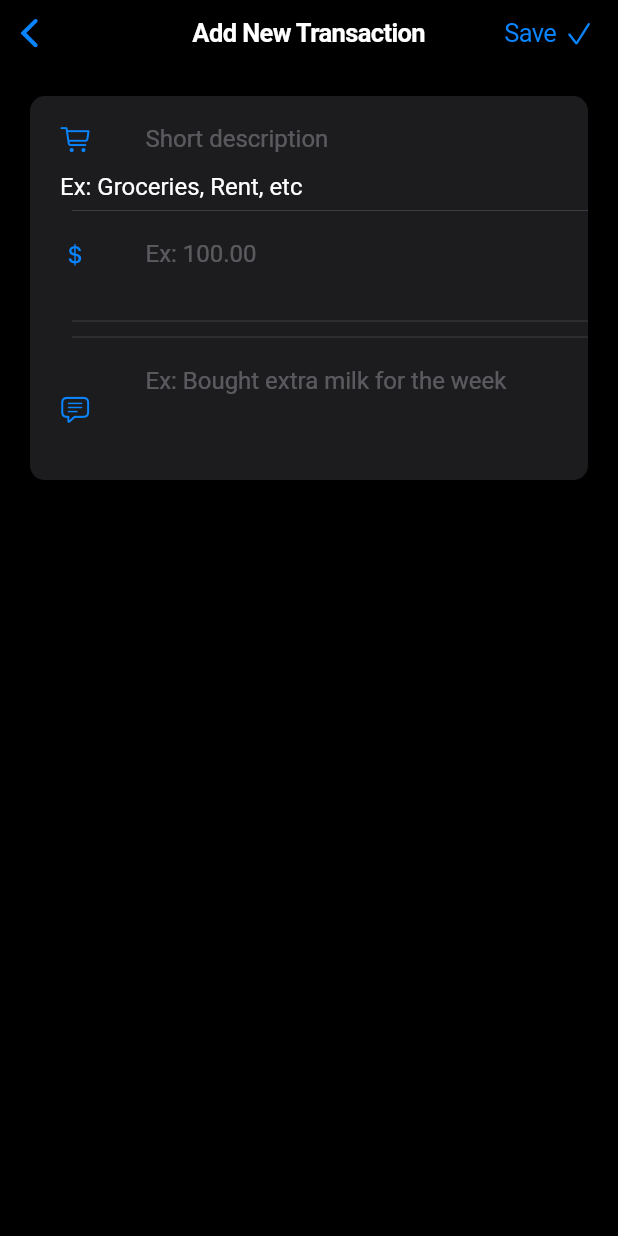
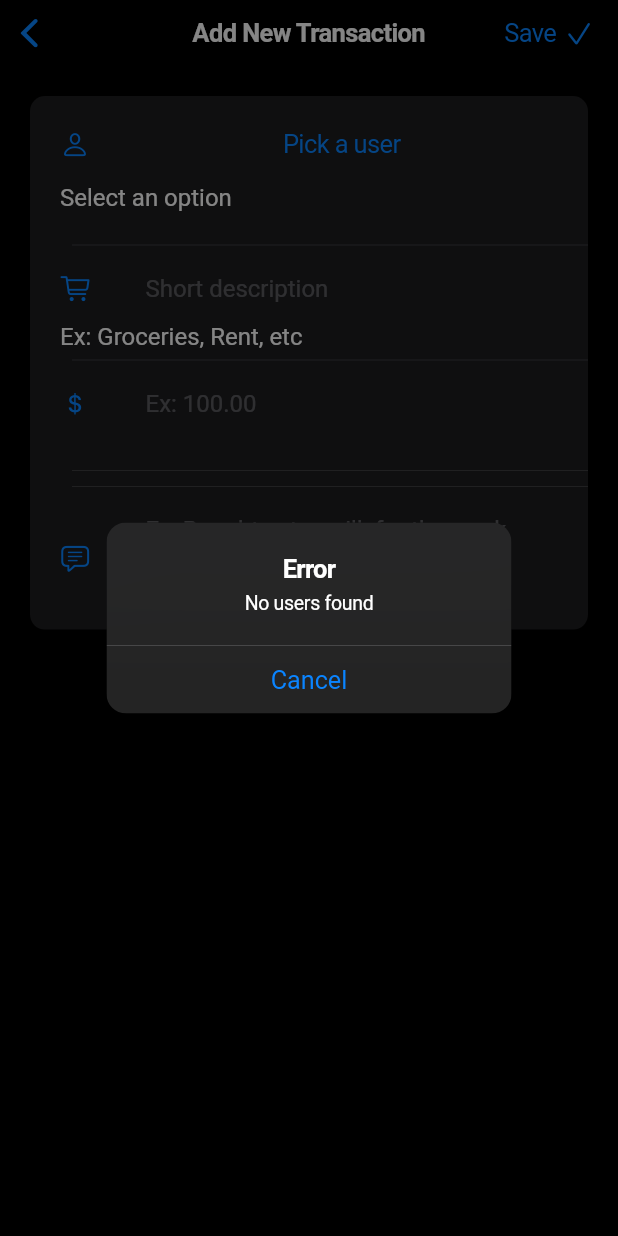
Before and after one commit to pkimtani/oma-dhan, a Flutter app: the AddNewTransaction screen opened directly with empty values, on a phone screen of 412 x 824 dp. Run offline on Flutter 3.47's test engine with Material 3 defaults, Android fonts, the phone set to English and light mode, and no system bars; our stand-ins replace drift, drift_flutter, firebase_auth, firebase_core, flutter_bloc, freezed_annotation; missing offline and left inert: faker_dart; accounts and stored records are empty; generated files the repository leaves out were written again.

Commit message:
checkpoint - WIP - paid by user

```diff
--- a/devtools_options.yaml
+++ b/devtools_options.yaml
@@ -1,3 +1,4 @@
 description: This file stores settings for Dart & Flutter DevTools.
 documentation: https://docs.flutter.dev/tools/devtools/extensions#configure-extension-enablement-states
 extensions:
+  - drift: true
--- a/lib/core/data.dart
+++ b/lib/core/data.dart
@@ -1,6 +1,3 @@
-import 'package:apps/database/local_db.dart';
-
 abstract class Data {
   bool get mockData;
-  LocalDB get database;
 }
--- a/lib/transactions_module/pages/transaction_form_page.dart
+++ b/lib/transactions_module/pages/transaction_form_page.dart
@@ -1,10 +1,17 @@
 import 'package:apps/core/widgets/alert.dart';
 import 'package:apps/core/widgets/navbar_trailing_icon_button.dart';
+import 'package:apps/core/widgets/picker_form_row.dart';
 import 'package:apps/core/widgets/text_field_form_row.dart';
+import 'package:apps/database/database_cubit.dart';
 import 'package:apps/transactions_module/blocs/transaction_form_bloc.dart';
 import 'package:apps/transactions_module/events/transaction_form_event.dart';
 import 'package:apps/transactions_module/repositories/transaction_repository.dart';
 import 'package:apps/transactions_module/states/transaction_form_state.dart';
+import 'package:apps/user-module/blocs/users_block.dart';
+import 'package:apps/user-module/events/users_event.dart';
+import 'package:apps/user-module/models/user.dart';
+import 'package:apps/user-module/repositories/user_repository.dart';
+import 'package:apps/user-module/states/users_state.dart';
 import 'package:flutter/cupertino.dart';
 import 'package:flutter_bloc/flutter_bloc.dart';
 
@@ -19,13 +26,32 @@ class AddNewTransaction extends StatelessWidget {
   Widget build(BuildContext context) {
     return RepositoryProvider.value(
       value: _transactionRepository,
-      child: BlocProvider(
+      child: RepositoryProvider(
+        create: (context) => UserRepository(
+          localDB: context.read<DatabaseCubit>().state,
+        ),
+        child: MultiBlocProvider(
+          providers: [
+            BlocProvider(
               create: (context) => TransactionFormBloc(
                 transactionRepository: _transactionRepository,
               )..add(const TransactionFormEvent.init()),
+            ),
+            BlocProvider(
+              create: (context) => UsersBloc(
+                userRepository: context.read<UserRepository>(),
+              )..add(
+                  const UsersEvent.loadAll(),
+                ),
+            ),
+          ],
           child: BlocBuilder<TransactionFormBloc, TransactionFormState>(
             builder: (context, transactionFormState) {
-            final transactionFormBloc = context.read<TransactionFormBloc>();
+              return BlocBuilder<UsersBloc, UsersState>(
+                builder: (context, usersState) {
+                  final transactionFormBloc =
+                      context.read<TransactionFormBloc>();
+                  final usersBloc = context.read<UsersBloc>();
 
                   return MultiBlocListener(
                     listeners: [
@@ -41,8 +67,8 @@ class AddNewTransaction extends StatelessWidget {
                             context: context,
                             title: 'Error',
                             content: () {
-                        switch (
-                            transactionFormBloc.state.transactionFormStatus) {
+                              switch (transactionFormBloc
+                                  .state.transactionFormStatus) {
                                 case TransactionFormStatus.saveError:
                                   return '${transactionFormBloc.state.saveError}';
                                 default:
@@ -53,12 +79,28 @@ class AddNewTransaction extends StatelessWidget {
                           );
                         },
                       ),
+                      BlocListener<UsersBloc, UsersState>(
+                        bloc: usersBloc,
+                        listenWhen: (previous, current) {
+                          return (previous.status != current.status) &&
+                              current.status.isError;
+                        },
+                        listener: (context, state) {
+                          showAlert(
+                            context: context,
+                            title: 'Error',
+                            content: 'No users found',
+                            showConfirmButton: false,
+                          );
+                        },
+                      ),
                       BlocListener<TransactionFormBloc, TransactionFormState>(
                           bloc: transactionFormBloc,
                           listenWhen: (previous, current) {
-                      return previous.transactionFormStatus !=
-                              current.transactionFormStatus &&
-                          current.transactionFormStatus.isSavedSuccessfully;
+                            return (previous.transactionFormStatus !=
+                                    current.transactionFormStatus) &&
+                                current
+                                    .transactionFormStatus.isSavedSuccessfully;
                           },
                           listener: (context, state) {
                             Navigator.of(context).pop();
@@ -67,7 +109,8 @@ class AddNewTransaction extends StatelessWidget {
                     child: CupertinoPageScaffold(
                       navigationBar: CupertinoNavigationBar(
                         middle: const Text('Add New Transaction'),
-                  trailing: transactionFormState.transactionFormStatus.isSaving
+                        trailing:
+                            transactionFormState.transactionFormStatus.isSaving
                                 ? const CupertinoActivityIndicator()
                                 : NavbarTrailingIconButton(
                                     iconText: 'Save',
@@ -86,37 +129,38 @@ class AddNewTransaction extends StatelessWidget {
                           ),
                           CupertinoFormSection.insetGrouped(
                             children: [
-                        // PickerFormRow(
-                        //   users: usersBloc.state.users ?? [],
-                        //   errorMessage: () {
-                        //     switch (transactionFormBloc
-                        //         .state.transactionFormState) {
-                        //       case TransactionFormStatus.initial:
-                        //         return '';
-                        //       case TransactionFormStatus.editing:
-                        //         return transactionFormState.user != null
-                        //             ? ''
-                        //             : 'Incorrect or no user selected';
-                        //       default:
-                        //         return '';
-                        //     }
-                        //   }(),
-                        //   selectedUser: transactionFormBloc.state.user,
-                        //   onSelectedUserChanged: (selectUserIndex) {
-                        //     final User selectedUser =
-                        //         usersBloc.state.users![selectUserIndex];
-                        //     transactionFormBloc.add(
-                        //       TransactionFormEvent.userChanged(
-                        //         selectedUser,
-                        //       ),
-                        //     );
-                        //   },
-                        // ),
+                              PickerFormRow(
+                                users: usersBloc.state.users ?? [],
+                                errorMessage: () {
+                                  switch (transactionFormState
+                                      .transactionFormStatus) {
+                                    case TransactionFormStatus.initial:
+                                      return '';
+                                    case TransactionFormStatus.editing:
+                                      return transactionFormState.user != null
+                                          ? ''
+                                          : 'Incorrect or no user selected';
+                                    default:
+                                      return '';
+                                  }
+                                }(),
+                                selectedUser: transactionFormBloc.state.user,
+                                onSelectedUserChanged: (selectUserIndex) {
+                                  final User selectedUser =
+                                      usersBloc.state.users![selectUserIndex];
+                                  transactionFormBloc.add(
+                                    TransactionFormEvent.userChanged(
+                                      selectedUser,
+                                    ),
+                                  );
+                                },
+                              ),
 
                               // short description text field
                               TextFieldFormRow(
                                 placeholder: 'Short description',
-                          errorMessage: transactionFormBloc.state.title.error,
+                                errorMessage:
+                                    transactionFormBloc.state.title.error,
                                 helperText: 'Ex: Groceries, Rent, etc',
                                 icon: CupertinoIcons.cart,
                                 onChanged: (value) {
@@ -130,11 +174,13 @@ class AddNewTransaction extends StatelessWidget {
                               TextFieldFormRow(
                                 placeholder: 'Ex: 100.00',
                                 errorMessage:
-                              transactionFormBloc.state.amount.error ?? '',
+                                    transactionFormBloc.state.amount.error ??
+                                        '',
                                 icon: CupertinoIcons.money_dollar,
                                 // TODO: model to select currency symbol
                                 maxLines: 1,
-                          keyboardType: const TextInputType.numberWithOptions(
+                                keyboardType:
+                                    const TextInputType.numberWithOptions(
                                         decimal: true),
                                 onChanged: (value) => transactionFormBloc.add(
                                   TransactionFormEvent.amountChanged(value),
@@ -202,7 +248,8 @@ class AddNewTransaction extends StatelessWidget {
 
                               // additional form for other info like notes
                               TextFieldFormRow(
-                          placeholder: 'Ex: Bought extra milk for the week',
+                                placeholder:
+                                    'Ex: Bought extra milk for the week',
                                 icon: CupertinoIcons.text_bubble,
                                 maxLines: 3,
                                 onChanged: (String value) {
@@ -218,6 +265,9 @@ class AddNewTransaction extends StatelessWidget {
                     ),
                   );
                 },
+              );
+            },
+          ),
         ),
       ),
     );
--- a/lib/user-module/blocs/users_block.dart
+++ b/lib/user-module/blocs/users_block.dart
@@ -8,7 +8,11 @@ class UsersBloc extends Bloc<UsersEvent, UsersState> {
 
   UsersBloc({required UserRepositoryInterface userRepository})
       : _userRepository = userRepository,
-        super(UsersState.initial()) {
+        super(
+          const UsersState(
+            status: UsersStateStatus.initial,
+          ),
+        ) {
     on<UsersEvent>(
       (event, emit) => event.map(
         loadAll: (event) => _loadUsers(event, emit),
@@ -24,11 +28,16 @@ class UsersBloc extends Bloc<UsersEvent, UsersState> {
       final users = await _userRepository.getUsers();
 
       if (users.isEmpty) {
-        emit(UsersState.initial());
+        emit(const UsersState(
+          status: UsersStateStatus.initial,
+        ));
         return;
       }
 
-      emit(UsersState.loaded(users));
+      emit(UsersState(
+        status: UsersStateStatus.loaded,
+        users: users,
+      ));
     } catch (e) {
       add(UsersEvent.error(e.toString()));
     }
@@ -36,6 +45,9 @@ class UsersBloc extends Bloc<UsersEvent, UsersState> {
 
   void _errorLoadingUsers(
       ErrorLoadingUsersEvent event, Emitter<UsersState> emit) {
-    emit(UsersState.error(event.message ?? 'Error loading user(s)'));
+    emit(UsersState(
+      status: UsersStateStatus.error,
+      message: event.message ?? 'Error loading user(s)',
+    ));
   }
 }
--- a/lib/user-module/interfaces/user_api.dart
+++ b/lib/user-module/interfaces/user_api.dart
@@ -4,8 +4,6 @@ abstract class UserAPI {
   const UserAPI();
 
   Future<List<User>> getUsers();
-  Future<User> getUser();
-  Future<void> createUser(User user);
-  Future<void> updateUser(User user);
-  Future<void> deleteUser(User user);
+
+  Future<User> getUserProfile(User? user);
 }
--- a/lib/user-module/repositories/user_repository.dart
+++ b/lib/user-module/repositories/user_repository.dart
@@ -1,16 +1,37 @@
 import 'package:apps/database/local_db.dart';
 import 'package:apps/user-module/interfaces/user_repository_interface.dart';
 import 'package:apps/user-module/models/user.dart';
+import 'package:apps/user-module/user_data.dart';
 import 'package:drift/drift.dart';
 
 class UserRepository implements UserRepositoryInterface {
   final LocalDB _database;
+  final UserData _userData = UserData(mockData: true);
 
   UserRepository({required LocalDB localDB}) : _database = localDB;
 
   @override
   Future<List<User>> getUsers() async {
     try {
+      // Call the UserData -> getUsers method
+      final List<User> users = await _userData.getUsers();
+
+      // upsert the users into the local database
+      await _database.transaction(() async {
+        for (final user in users) {
+          await _database.into(_database.userTable).insert(
+                UserTableCompanion(
+                  id: Value(user.id),
+                  username: Value(user.username),
+                  firstName: Value(user.firstName),
+                  lastName: Value(user.lastName),
+                  email: Value(user.email),
+                  createdAt: Value(user.createdAt),
+                ),
+              );
+        }
+      });
+
       return await _database.select(_database.userTable).get();
     } catch (e) {
       rethrow;
--- a/lib/user-module/states/users_state.dart
+++ b/lib/user-module/states/users_state.dart
@@ -2,21 +2,22 @@ import 'package:apps/user-module/models/user.dart';
 import 'package:freezed_annotation/freezed_annotation.dart';
 
 part 'users_state.freezed.dart';
+
+enum UsersStateStatus { initial, loading, loaded, error }
+
+extension UsersStateStatusX on UsersStateStatus {
+  bool get isLoading => this == UsersStateStatus.loading;
+  bool get isLoaded => this == UsersStateStatus.loaded;
+  bool get isError => this == UsersStateStatus.error;
+}
 
 @freezed
 class UsersState with _$UsersState {
   const UsersState._();
 
   const factory UsersState({
+    required UsersStateStatus status,
     List<User>? users,
     String? message,
   }) = _UsersState;
-
-  factory UsersState.initial() => const UsersState(users: [], message: null);
-  factory UsersState.loading() => const UsersState(users: [], message: null);
-  factory UsersState.loaded(List<User> users) =>
-      UsersState(users: users, message: null);
-
-  factory UsersState.error(String message) =>
-      UsersState(users: [], message: message);
 }
```
Also changed, not shown: lib/transactions_module/transaction_data.dart (+5 -33 lines), lib/user-module/user_data.dart (+17 -36 lines), lib/user-module/states/users_state.freezed.dart. Lines whose indentation alone changed are shown as unchanged.
